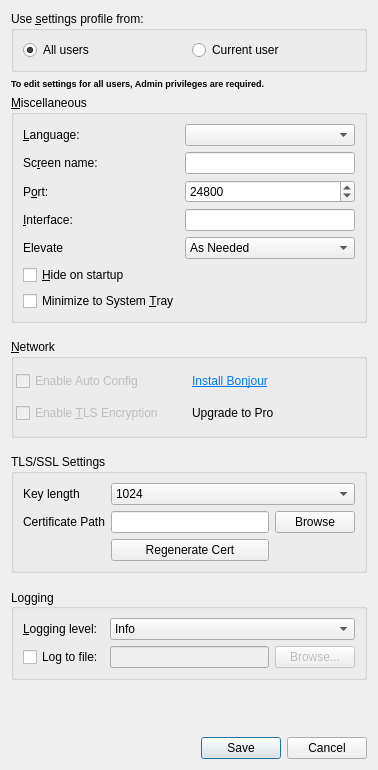
Above: src/gui/src/SettingsDialogBase.ui from deskflow/deskflow before the change. Below: the same form after it.
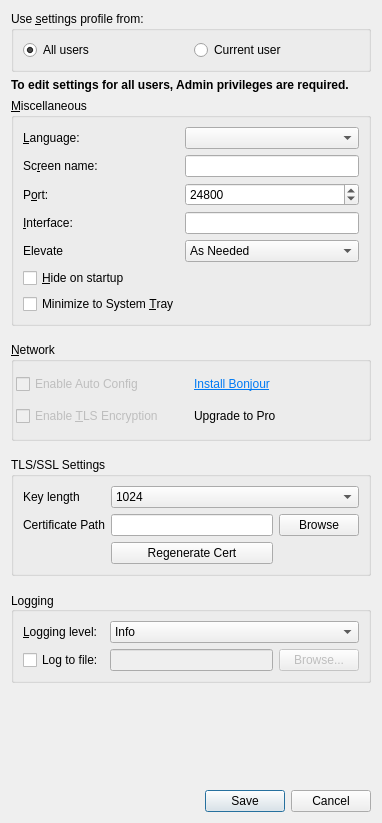
That is the form after the change.

Commit message:
SYNERGY-688 all the text in all the windows should have the same font and size (#6942)
* SYNERGY-688 All the text in all the windows should have the same font and size

* SYNERGY-688 Use paddings instead of margins

* Update ChangeLog

```diff
--- a/src/gui/src/SettingsDialogBase.ui
+++ b/src/gui/src/SettingsDialogBase.ui
@@ -6,8 +6,8 @@
    <rect>
     <x>0</x>
     <y>0</y>
-    <width>378</width>
-    <height>770</height>
+    <width>382</width>
+    <height>823</height>
    </rect>
   </property>
   <property name="windowTitle">
@@ -16,6 +16,11 @@
   <layout class="QGridLayout" name="gridLayout_5">
    <item row="0" column="0">
     <widget class="QGroupBox" name="m_pGroupScope">
+     <property name="font">
+      <font>
+       <kerning>true</kerning>
+      </font>
+     </property>
      <property name="title">
       <string>Use &amp;settings profile from:</string>
      </property>
@@ -52,6 +57,11 @@
    </item>
    <item row="6" column="0">
     <widget class="QGroupBox" name="m_pGroupBoxTLS">
+     <property name="font">
+      <font>
+       <kerning>true</kerning>
+      </font>
+     </property>
      <property name="title">
       <string>TLS/SSL Settings</string>
      </property>
@@ -187,6 +197,11 @@
        <verstretch>0</verstretch>
       </sizepolicy>
      </property>
+     <property name="font">
+      <font>
+       <kerning>true</kerning>
+      </font>
+     </property>
      <property name="title">
       <string>&amp;Network</string>
      </property>
@@ -261,6 +276,11 @@
    </item>
    <item row="2" column="0">
     <widget class="QGroupBox" name="m_pGroupAdvanced">
+     <property name="font">
+      <font>
+       <kerning>true</kerning>
+      </font>
+     </property>
      <property name="title">
       <string>&amp;Miscellaneous</string>
      </property>
@@ -416,6 +436,11 @@
        <verstretch>0</verstretch>
       </sizepolicy>
      </property>
+     <property name="font">
+      <font>
+       <kerning>true</kerning>
+      </font>
+     </property>
      <property name="title">
       <string>Logging</string>
      </property>
@@ -495,8 +520,14 @@
    </item>
    <item row="1" column="0">
     <widget class="QLabel" name="m_labelAdminRightsMessage">
+     <property name="font">
+      <font>
+       <weight>75</weight>
+       <bold>true</bold>
+      </font>
+     </property>
      <property name="text">
-      <string>&lt;html&gt;&lt;head/&gt;&lt;body&gt;&lt;p&gt;&lt;span style=&quot; font-size:7pt; font-weight:600;&quot;&gt;To edit settings for all users, Admin privileges are required.&lt;/span&gt;&lt;/p&gt;&lt;/body&gt;&lt;/html&gt;</string>
+      <string>To edit settings for all users, Admin privileges are required.</string>
      </property>
     </widget>
    </item>
```
The commit also changes 5 other files.
